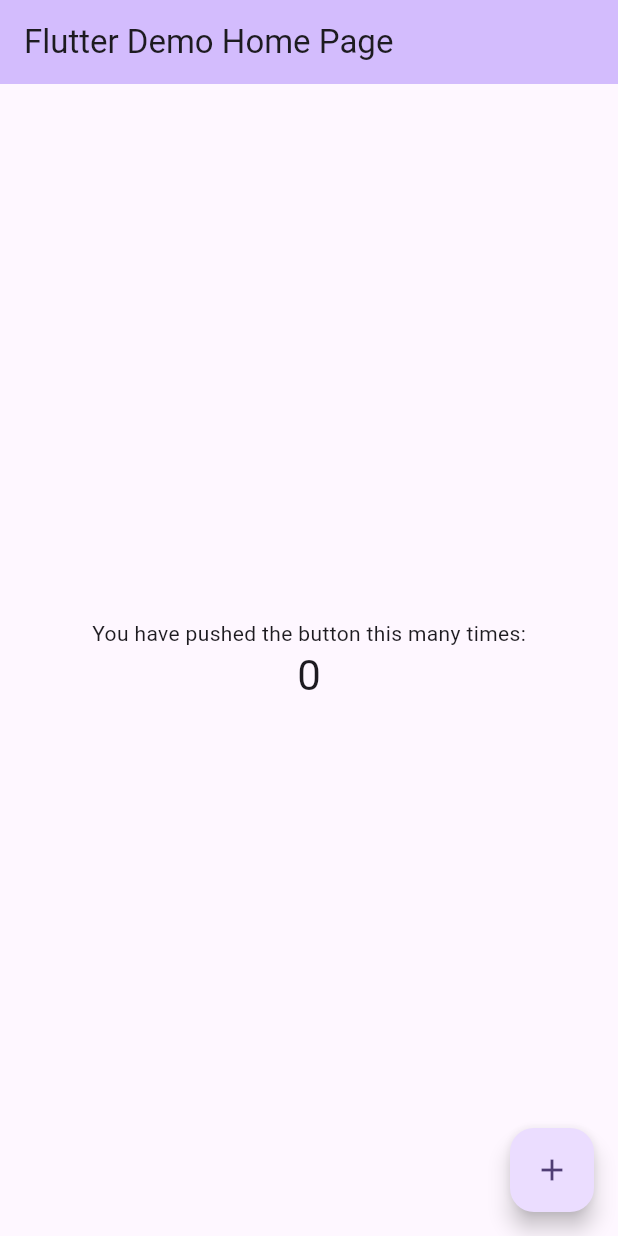
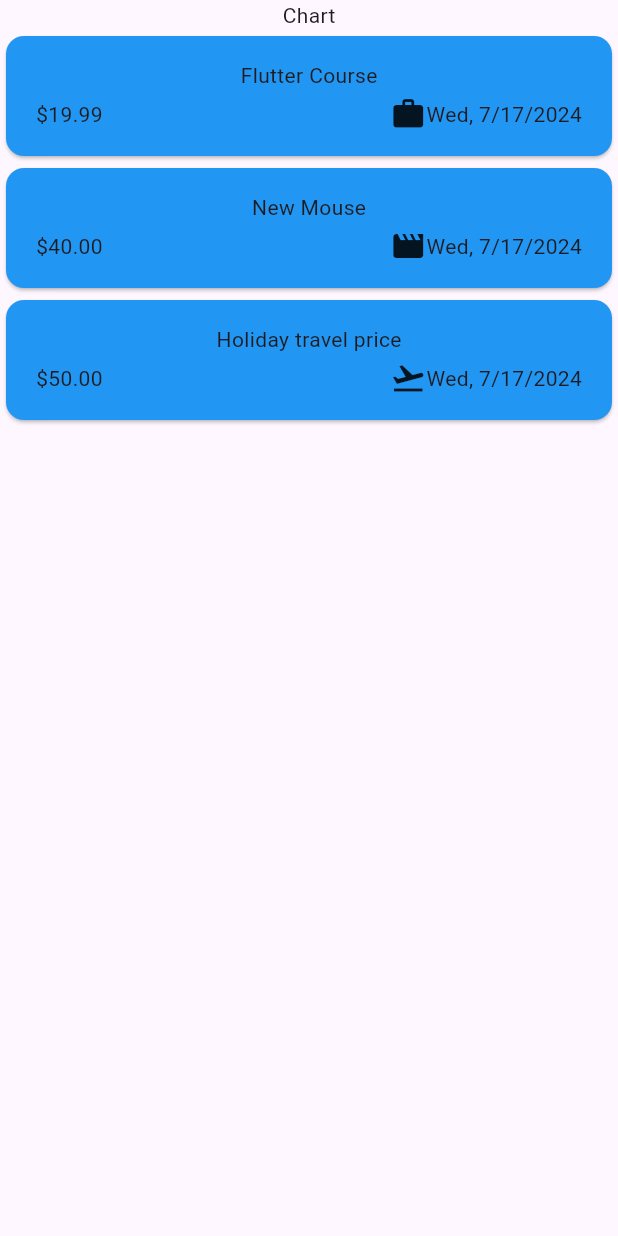
Before and after one commit to rebertiger/trackexpenses, a Flutter app: the screen it shows after launch, on a phone screen of 412 x 824 dp. Run offline on Flutter 3.47's test engine with Material 3 defaults, Android fonts, the light colour scheme and no system bars.

Commit message:
Create models and view chema with dummy data for development

```diff
--- a/lib/main.dart
+++ b/lib/main.dart
@@ -1,125 +1,8 @@
 import 'package:flutter/material.dart';
+import 'package:trackexpenses/widgets/expenses.dart';
 
 void main() {
-  runApp(const MyApp());
+  runApp(const MaterialApp(
+    home: Expenses(),
+  ));
 }
-
-class MyApp extends StatelessWidget {
-  const MyApp({super.key});
-
-  // This widget is the root of your application.
-  @override
-  Widget build(BuildContext context) {
-    return MaterialApp(
-      title: 'Flutter Demo',
-      theme: ThemeData(
-        // This is the theme of your application.
-        //
-        // TRY THIS: Try running your application with "flutter run". You'll see
-        // the application has a purple toolbar. Then, without quitting the app,
-        // try changing the seedColor in the colorScheme below to Colors.green
-        // and then invoke "hot reload" (save your changes or press the "hot
-        // reload" button in a Flutter-supported IDE, or press "r" if you used
-        // the command line to start the app).
-        //
-        // Notice that the counter didn't reset back to zero; the application
-        // state is not lost during the reload. To reset the state, use hot
-        // restart instead.
-        //
-        // This works for code too, not just values: Most code changes can be
-        // tested with just a hot reload.
-        colorScheme: ColorScheme.fromSeed(seedColor: Colors.deepPurple),
-        useMaterial3: true,
-      ),
-      home: const MyHomePage(title: 'Flutter Demo Home Page'),
-    );
-  }
-}
-
-class MyHomePage extends StatefulWidget {
-  const MyHomePage({super.key, required this.title});
-
-  // This widget is the home page of your application. It is stateful, meaning
-  // that it has a State object (defined below) that contains fields that affect
-  // how it looks.
-
-  // This class is the configuration for the state. It holds the values (in this
-  // case the title) provided by the parent (in this case the App widget) and
-  // used by the build method of the State. Fields in a Widget subclass are
-  // always marked "final".
-
-  final String title;
-
-  @override
-  State<MyHomePage> createState() => _MyHomePageState();
-}
-
-class _MyHomePageState extends State<MyHomePage> {
-  int _counter = 0;
-
-  void _incrementCounter() {
-    setState(() {
-      // This call to setState tells the Flutter framework that something has
-      // changed in this State, which causes it to rerun the build method below
-      // so that the display can reflect the updated values. If we changed
-      // _counter without calling setState(), then the build method would not be
-      // called again, and so nothing would appear to happen.
-      _counter++;
-    });
-  }
-
-  @override
-  Widget build(BuildContext context) {
-    // This method is rerun every time setState is called, for instance as done
-    // by the _incrementCounter method above.
-    //
-    // The Flutter framework has been optimized to make rerunning build methods
-    // fast, so that you can just rebuild anything that needs updating rather
-    // than having to individually change instances of widgets.
-    return Scaffold(
-      appBar: AppBar(
-        // TRY THIS: Try changing the color here to a specific color (to
-        // Colors.amber, perhaps?) and trigger a hot reload to see the AppBar
-        // change color while the other colors stay the same.
-        backgroundColor: Theme.of(context).colorScheme.inversePrimary,
-        // Here we take the value from the MyHomePage object that was created by
-        // the App.build method, and use it to set our appbar title.
-        title: Text(widget.title),
-      ),
-      body: Center(
-        // Center is a layout widget. It takes a single child and positions it
-        // in the middle of the parent.
-        child: Column(
-          // Column is also a layout widget. It takes a list of children and
-          // arranges them vertically. By default, it sizes itself to fit its
-          // children horizontally, and tries to be as tall as its parent.
-          //
-          // Column has various properties to control how it sizes itself and
-          // how it positions its children. Here we use mainAxisAlignment to
-          // center the children vertically; the main axis here is the vertical
-          // axis because Columns are vertical (the cross axis would be
-          // horizontal).
-          //
-          // TRY THIS: Invoke "debug painting" (choose the "Toggle Debug Paint"
-          // action in the IDE, or press "p" in the console), to see the
-          // wireframe for each widget.
-          mainAxisAlignment: MainAxisAlignment.center,
-          children: <Widget>[
-            const Text(
-              'You have pushed the button this many times:',
-            ),
-            Text(
-              '$_counter',
-              style: Theme.of(context).textTheme.headlineMedium,
-            ),
-          ],
-        ),
-      ),
-      floatingActionButton: FloatingActionButton(
-        onPressed: _incrementCounter,
-        tooltip: 'Increment',
-        child: const Icon(Icons.add),
-      ), // This trailing comma makes auto-formatting nicer for build methods.
-    );
-  }
-}
--- /dev/null
+++ b/lib/models/expense.dart
@@ -0,0 +1,31 @@
+import 'package:flutter/material.dart';
+import 'package:uuid/uuid.dart';
+import 'package:intl/intl.dart';
+
+
+final formatter = DateFormat.yMEd();
+
+
+const uuid = Uuid();
+enum Category { food,travel,leisure,work }
+
+const categoryIcons = {
+  Category.food: Icons.lunch_dining,
+  Category.travel: Icons.flight_takeoff,
+  Category.leisure: Icons.movie,
+  Category.work: Icons.work,
+};
+
+class Expense {
+  Expense({required this.title, required this.amount, required this.date,required this.category}) : id = uuid.v4();
+
+  final String id;
+  final String title;
+  final double amount;
+  final DateTime date;
+  final Category category;
+
+  String get formattedDate{
+    return formatter.format(date);
+  }
+}
--- /dev/null
+++ b/lib/widgets/expenses.dart
@@ -0,0 +1,44 @@
+import 'package:flutter/material.dart';
+import 'package:flutter/widgets.dart';
+import 'package:trackexpenses/widgets/expenses_list/expenses_list.dart';
+import 'package:trackexpenses/models/expense.dart';
+
+class Expenses extends StatefulWidget {
+  const Expenses({super.key});
+  @override
+  State<Expenses> createState() {
+    return _ExpensesState();
+  }
+}
+
+class _ExpensesState extends State<Expenses> {
+  final List<Expense> _registeredExpenses = [
+    Expense(
+        title: "Flutter Course",
+        amount: 19.99,
+        date: DateTime.now(),
+        category: Category.work),
+    Expense(
+        title: "New Mouse",
+        amount: 40,
+        date: DateTime.now(),
+        category: Category.leisure),
+    Expense(
+        title: "Holiday travel price",
+        amount: 50,
+        date: DateTime.now(),
+        category: Category.travel),
+  ];
+
+  @override
+  Widget build(BuildContext context) {
+    return Scaffold(
+      body: Column(
+        children: [
+          const Text("Chart"),
+          Expanded(child: ExpensesList(expenses: _registeredExpenses)),
+        ],
+      ),
+    );
+  }
+}
--- /dev/null
+++ b/lib/widgets/expenses_list/expense_item.dart
@@ -0,0 +1,40 @@
+import 'package:flutter/material.dart';
+import 'package:trackexpenses/models/expense.dart';
+
+class ExpenseItem extends StatelessWidget {
+  const ExpenseItem({super.key, required this.expense});
+
+  final Expense expense;
+
+  @override
+  Widget build(BuildContext context) {
+    return Card(
+      color: Colors.blue,
+      child: Padding(
+        padding: const EdgeInsets.symmetric(horizontal: 20, vertical: 16),
+        child: Column(
+          children: [
+            Text(expense.title),
+            const SizedBox(
+              height: 4,
+            ),
+            Row(
+              children: [
+                Text('\$${expense.amount.toStringAsFixed(2)}',
+                ),
+                const Spacer(),
+                Row(
+                  children: [
+                    Icon(categoryIcons[expense.category]),
+                    const SizedBox(height: 8,),
+                    Text(expense.formattedDate),
+                  ],
+                ),
+              ],
+            ),
+          ],
+        ),
+      ),
+    );
+  }
+}
--- /dev/null
+++ b/lib/widgets/expenses_list/expenses_list.dart
@@ -0,0 +1,17 @@
+import 'package:flutter/material.dart';
+import 'package:trackexpenses/models/expense.dart';
+import 'package:trackexpenses/widgets/expenses_list/expense_item.dart';
+
+class ExpensesList extends StatelessWidget {
+  const ExpensesList({super.key, required this.expenses});
+
+  final List<Expense> expenses;
+
+  @override
+  Widget build(BuildContext context) {
+    return ListView.builder(
+      itemCount: expenses.length,
+      itemBuilder: (ctx, index) => ExpenseItem(expense: expenses[index]),
+    );
+  }
+}
--- a/pubspec.yaml
+++ b/pubspec.yaml
@@ -35,6 +35,8 @@ dependencies:
   # The following adds the Cupertino Icons font to your application.
   # Use with the CupertinoIcons class for iOS style icons.
   cupertino_icons: ^1.0.6
+  uuid: ^4.4.2
+  intl: ^0.19.0
 
 dev_dependencies:
   flutter_test:
```
Also changed, not shown: pubspec.lock.
